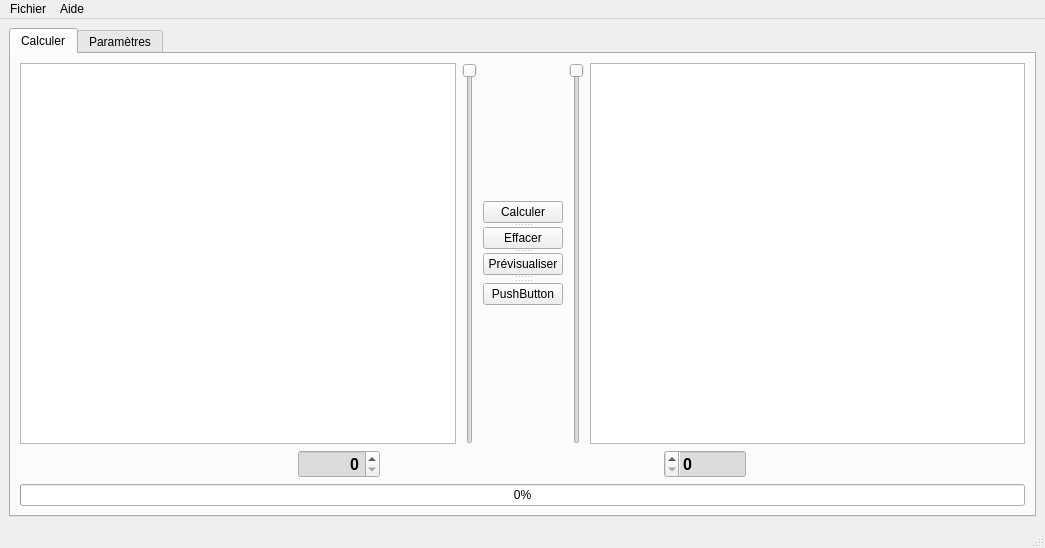
First picture: the form in Form1.ui, repository turkishviking/PostPro-Charlie-Bill, before the edit.
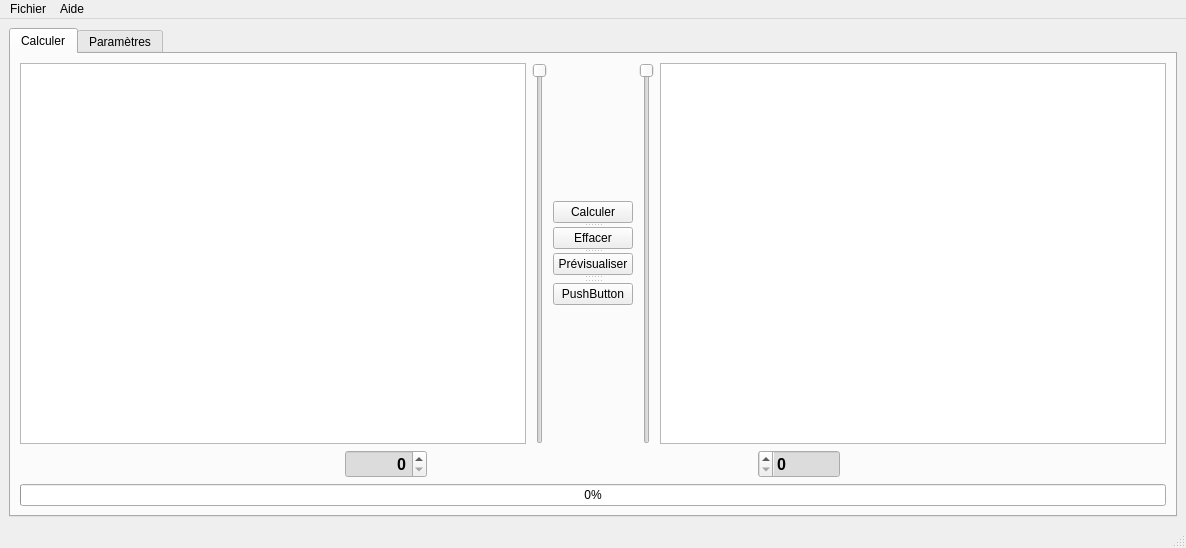
Second picture: the form after the edit. Icons and pictures are not drawn. Custom widgets are drawn as their Qt base class.

```diff
--- a/Form1.ui
+++ b/Form1.ui
@@ -6,7 +6,7 @@
    <rect>
     <x>0</x>
     <y>0</y>
-    <width>1045</width>
+    <width>1186</width>
     <height>548</height>
    </rect>
   </property>
@@ -782,7 +782,7 @@
     <rect>
      <x>0</x>
      <y>0</y>
-     <width>1045</width>
+     <width>1186</width>
      <height>25</height>
     </rect>
    </property>
@@ -858,6 +858,11 @@
    <extends>QSlider</extends>
    <header>qslid.h</header>
   </customwidget>
+  <customwidget>
+   <class>scrolltext</class>
+   <extends>QTextEdit</extends>
+   <header>scrolltext.h</header>
+  </customwidget>
  </customwidgets>
  <resources/>
  <connections/>
```
Left out of the diff: 4 changed lines with no effect on the pictures.
